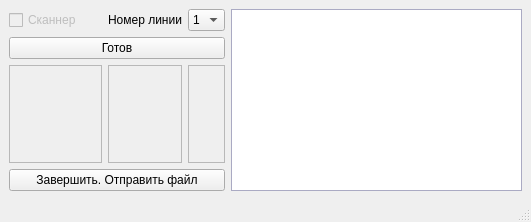
First picture: the form in untitled.ui, repository avovana/slave_controller, before the edit.
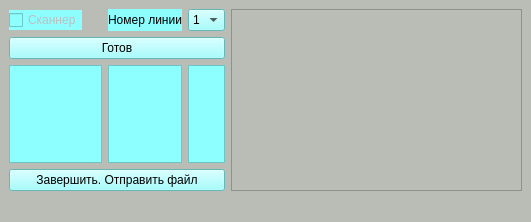
Second picture: the form after the edit.

What changed in the file:
```diff
--- a/untitled.ui
+++ b/untitled.ui
@@ -13,10 +13,16 @@
   <property name="windowTitle">
    <string>MainWindow</string>
   </property>
+  <property name="styleSheet">
+   <string notr="true">background-color: rgb(186, 189, 182);</string>
+  </property>
   <widget class="QWidget" name="centralwidget">
    <layout class="QGridLayout" name="gridLayout">
     <item row="3" column="0" colspan="5">
      <widget class="QPushButton" name="finish_button">
+      <property name="styleSheet">
+       <string notr="true">background-color: rgb(141, 255, 255);</string>
+      </property>
       <property name="text">
        <string>Завершить. Отправить файл</string>
       </property>
@@ -24,6 +30,9 @@
     </item>
     <item row="0" column="4">
      <widget class="QComboBox" name="line_number_combobox">
+      <property name="styleSheet">
+       <string notr="true">background-color: rgb(141, 255, 255);</string>
+      </property>
       <item>
        <property name="text">
         <string>1</string>
@@ -53,9 +62,9 @@
          <colorrole role="Button">
           <brush brushstyle="SolidPattern">
            <color alpha="255">
-            <red>221</red>
-            <green>221</green>
-            <blue>253</blue>
+            <red>186</red>
+            <green>189</green>
+            <blue>182</blue>
            </color>
           </brush>
          </colorrole>
@@ -125,18 +134,18 @@
          <colorrole role="Base">
           <brush brushstyle="SolidPattern">
            <color alpha="255">
-            <red>255</red>
-            <green>255</green>
-            <blue>255</blue>
+            <red>186</red>
+            <green>189</green>
+            <blue>182</blue>
            </color>
           </brush>
          </colorrole>
          <colorrole role="Window">
           <brush brushstyle="SolidPattern">
            <color alpha="255">
-            <red>221</red>
-            <green>221</green>
-            <blue>253</blue>
+            <red>186</red>
+            <green>189</green>
+            <blue>182</blue>
            </color>
           </brush>
          </colorrole>
@@ -199,9 +208,9 @@
          <colorrole role="Button">
           <brush brushstyle="SolidPattern">
            <color alpha="255">
-            <red>221</red>
-            <green>221</green>
-            <blue>253</blue>
+            <red>186</red>
+            <green>189</green>
+            <blue>182</blue>
            </color>
           </brush>
          </colorrole>
@@ -271,18 +280,18 @@
          <colorrole role="Base">
           <brush brushstyle="SolidPattern">
            <color alpha="255">
-            <red>255</red>
-            <green>255</green>
-            <blue>255</blue>
+            <red>186</red>
+            <green>189</green>
+            <blue>182</blue>
            </color>
           </brush>
          </colorrole>
          <colorrole role="Window">
           <brush brushstyle="SolidPattern">
            <color alpha="255">
-            <red>221</red>
-            <green>221</green>
-            <blue>253</blue>
+            <red>186</red>
+            <green>189</green>
+            <blue>182</blue>
            </color>
           </brush>
          </colorrole>
@@ -345,9 +354,9 @@
          <colorrole role="Button">
           <brush brushstyle="SolidPattern">
            <color alpha="255">
-            <red>221</red>
-            <green>221</green>
-            <blue>253</blue>
+            <red>186</red>
+            <green>189</green>
+            <blue>182</blue>
            </color>
           </brush>
          </colorrole>
@@ -417,18 +426,18 @@
          <colorrole role="Base">
           <brush brushstyle="SolidPattern">
            <color alpha="255">
-            <red>221</red>
-            <green>221</green>
-            <blue>253</blue>
+            <red>186</red>
+            <green>189</green>
+            <blue>182</blue>
            </color>
           </brush>
          </colorrole>
          <colorrole role="Window">
           <brush brushstyle="SolidPattern">
            <color alpha="255">
-            <red>221</red>
-            <green>221</green>
-            <blue>253</blue>
+            <red>186</red>
+            <green>189</green>
+            <blue>182</blue>
            </color>
           </brush>
          </colorrole>
@@ -484,6 +493,9 @@
     </item>
     <item row="2" column="0" colspan="3">
      <widget class="QLabel" name="name_label">
+      <property name="styleSheet">
+       <string notr="true">background-color: rgb(141, 255, 255);</string>
+      </property>
       <property name="frameShape">
        <enum>QFrame::StyledPanel</enum>
       </property>
@@ -503,6 +515,9 @@
     </item>
     <item row="2" column="3">
      <widget class="QLabel" name="plan_label">
+      <property name="styleSheet">
+       <string notr="true">background-color: rgb(141, 255, 255);</string>
+      </property>
       <property name="frameShape">
        <enum>QFrame::StyledPanel</enum>
       </property>
@@ -522,6 +537,9 @@
     </item>
     <item row="0" column="3">
      <widget class="QLabel" name="line_number_label">
+      <property name="styleSheet">
+       <string notr="true">background-color: rgb(141, 255, 255);</string>
+      </property>
       <property name="text">
        <string>Номер линии</string>
       </property>
@@ -529,6 +547,9 @@
     </item>
     <item row="1" column="0" colspan="5">
      <widget class="QPushButton" name="ready_button">
+      <property name="styleSheet">
+       <string notr="true">background-color: rgb(141, 255, 255);</string>
+      </property>
       <property name="text">
        <string>Готов</string>
       </property>
@@ -539,6 +560,9 @@
       <property name="enabled">
        <bool>false</bool>
       </property>
+      <property name="styleSheet">
+       <string notr="true">background-color: rgb(141, 255, 255);</string>
+      </property>
       <property name="text">
        <string>Сканнер</string>
       </property>
@@ -549,6 +573,9 @@
     </item>
     <item row="2" column="4">
      <widget class="QLabel" name="current_label">
+      <property name="styleSheet">
+       <string notr="true">background-color: rgb(141, 255, 255);</string>
+      </property>
       <property name="frameShape">
        <enum>QFrame::StyledPanel</enum>
       </property>
```
